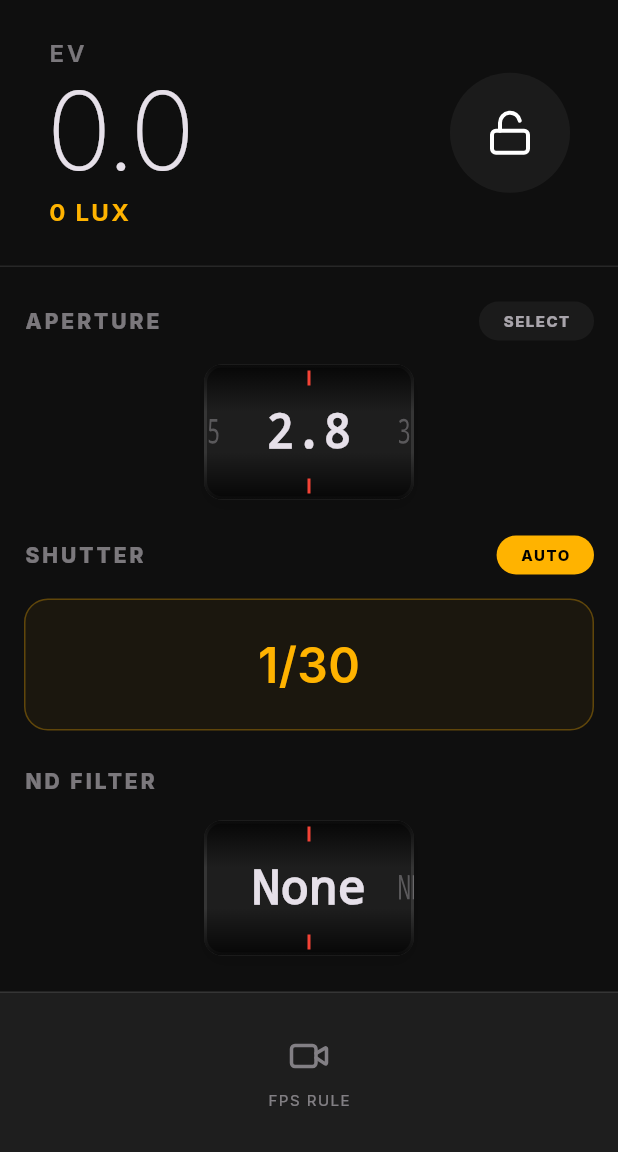
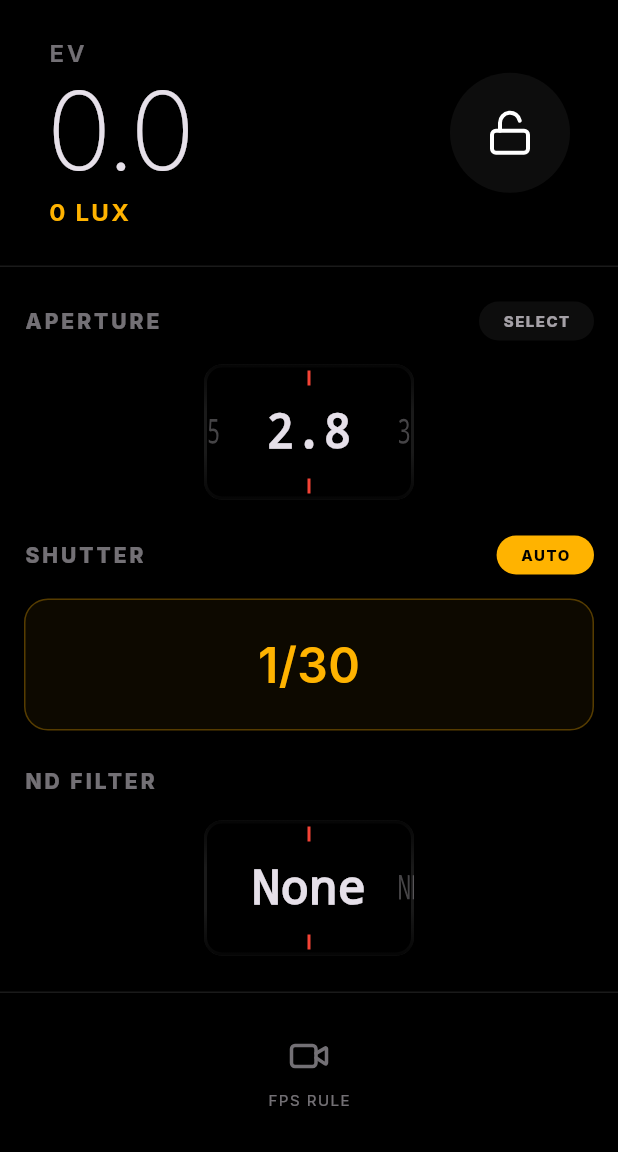
Before and after one commit to Aristyo2006/LELEMETER, a Flutter app: the screen it shows after launch, scrolled down 157 dp, on a phone screen of 412 x 824 dp, the part 84-1236 px from its top. Run offline on Flutter 3.47's test engine with Material 3 defaults, Android fonts, the light colour scheme and no system bars; our stand-ins replace google_fonts, lucide_icons, shared_preferences; missing offline and left inert: ambient_light.

Commit message:
Milestone V1.2.0: Pure black theme, custom accent colors, and sensor alert

```diff
--- a/lib/exposure_state.dart
+++ b/lib/exposure_state.dart
@@ -15,6 +15,14 @@ class ExposureState extends ChangeNotifier {
   late SharedPreferences _prefs;
   bool _isInitialized = false;
   bool get isInitialized => _isInitialized;
+
+  bool _hasShownSensorAlert = false;
+  bool get hasShownSensorAlert => _hasShownSensorAlert;
+
+  void markSensorAlertShown() {
+    _hasShownSensorAlert = true;
+    notifyListeners();
+  }
 
   double _currentLux = 0.0;
   double get currentLux => _currentLux;
@@ -67,6 +75,9 @@ class ExposureState extends ChangeNotifier {
   bool _showBottomBar = true;
   bool get showBottomBar => _showBottomBar;
 
+  Color _primaryColor = const Color(0xFFFFB300); // Default Amber
+  Color get primaryColor => _primaryColor;
+
   void toggleTheme() {
     _themeMode = _themeMode == ThemeMode.dark ? ThemeMode.light : ThemeMode.dark;
     _prefs.setBool('isDarkMode', _themeMode == ThemeMode.dark);
@@ -109,6 +120,13 @@ class ExposureState extends ChangeNotifier {
     notifyListeners();
   }
 
+  void setPrimaryColor(Color color) {
+    _primaryColor = color;
+    _prefs.setInt('primaryColor', color.value);
+    _triggerHaptic();
+    notifyListeners();
+  }
+
   List<int> get isoValues => _useHalfSteps ? ExposureCalculator.isoValuesHalf : ExposureCalculator.isoValues;
   List<double> get apertureValues => _useHalfSteps ? ExposureCalculator.apertureValuesHalf : ExposureCalculator.apertureValues;
   List<double> get shutterValues => _useHalfSteps ? ExposureCalculator.shutterValuesHalf : ExposureCalculator.shutterValues;
@@ -146,6 +164,9 @@ class ExposureState extends ChangeNotifier {
 
     String ndStr = _prefs.getString('ndFilter') ?? 'none';
     _ndFilter = NdFilter.values.firstWhere((e) => e.name == ndStr, orElse: () => NdFilter.none);
+
+    int colorValue = _prefs.getInt('primaryColor') ?? const Color(0xFFFFB300).value;
+    _primaryColor = Color(colorValue);
 
     _isInitialized = true;
     notifyListeners();
--- a/lib/main.dart
+++ b/lib/main.dart
@@ -29,10 +29,10 @@ class LightMeterApp extends StatelessWidget {
           theme: ThemeData(
             brightness: Brightness.light,
             scaffoldBackgroundColor: const Color(0xFFF5F5F5),
-            primaryColor: const Color(0xFFFFB300), // Amber highlight
-            colorScheme: const ColorScheme.light(
-              primary: Color(0xFFFFB300),
-              secondary: Color(0xFF03DAC6),
+            primaryColor: state.primaryColor,
+            colorScheme: ColorScheme.light(
+              primary: state.primaryColor,
+              secondary: const Color(0xFF03DAC6),
               surface: Colors.white,
             ),
             textTheme: GoogleFonts.interTextTheme(ThemeData.light().textTheme),
@@ -40,12 +40,13 @@ class LightMeterApp extends StatelessWidget {
           ),
           darkTheme: ThemeData(
             brightness: Brightness.dark,
-            scaffoldBackgroundColor: const Color(0xFF0F0F0F),
-            primaryColor: const Color(0xFFFFB300), // Amber highlight
-            colorScheme: const ColorScheme.dark(
-              primary: Color(0xFFFFB300),
-              secondary: Color(0xFF03DAC6),
-              surface: Color(0xFF1E1E1E),
+            scaffoldBackgroundColor: Colors.black, // Pure Black
+            primaryColor: state.primaryColor,
+            colorScheme: ColorScheme.dark(
+              primary: state.primaryColor,
+              secondary: const Color(0xFF03DAC6),
+              surface: Colors.black, // Pure Black
+              surfaceContainer: const Color(0xFF121212), // Subtle contrast for cards
             ),
             textTheme: GoogleFonts.interTextTheme(ThemeData.dark().textTheme),
             useMaterial3: true,
```
Also changed, not shown: lib/light_meter_screen.dart (+90 -0 lines), 1 other file.
